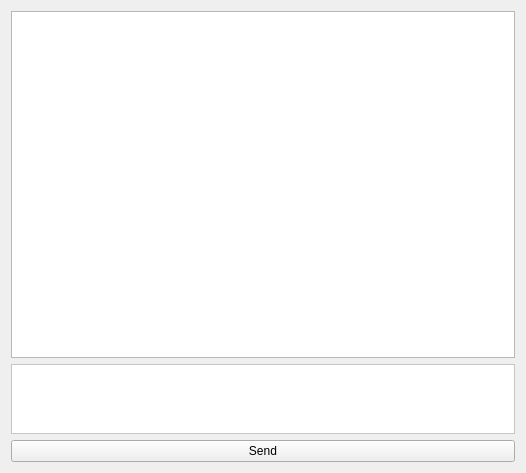
Qt form components/pyIVLS_ant.ui (pyIVLS/pyIVLS) before a commit.
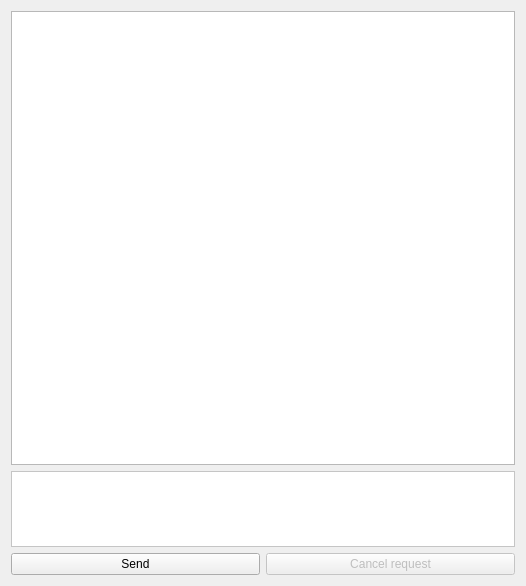
The same form after that commit.

The edit to the form file:
```diff
--- a/components/pyIVLS_ant.ui
+++ b/components/pyIVLS_ant.ui
@@ -7,15 +7,15 @@
     <x>0</x>
     <y>0</y>
     <width>526</width>
-    <height>473</height>
+    <height>586</height>
    </rect>
   </property>
   <property name="windowTitle">
    <string>ant (Ai iNTerpreter)</string>
   </property>
-  <layout class="QVBoxLayout" name="verticalLayout">
+  <layout class="QVBoxLayout" name="verticalLayout" stretch="0">
    <item>
-    <layout class="QVBoxLayout" name="verticalLayout_2" stretch="6,1,1">
+    <layout class="QVBoxLayout" name="verticalLayout_2" stretch="6,1,0">
      <item>
       <widget class="QTextEdit" name="textEdit_conversation">
        <property name="readOnly">
@@ -31,11 +31,25 @@
       </widget>
      </item>
      <item>
+      <layout class="QHBoxLayout" name="horizontalLayout">
+       <item>
       <widget class="QPushButton" name="pushButton_send">
        <property name="text">
         <string>Send</string>
        </property>
       </widget>
+       </item>
+       <item>
+        <widget class="QPushButton" name="pushButton_cancelRequest">
+         <property name="enabled">
+          <bool>false</bool>
+         </property>
+         <property name="text">
+          <string>Cancel request</string>
+         </property>
+        </widget>
+       </item>
+      </layout>
      </item>
     </layout>
    </item>
```
Lines whose indentation alone changed are shown as unchanged.
